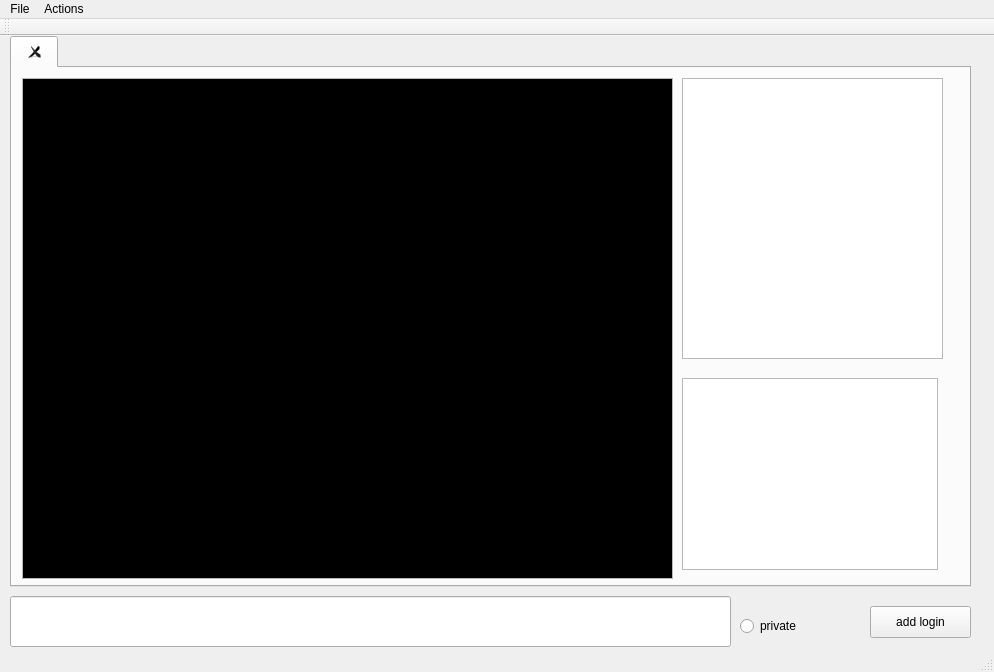
Above: mainwindow.ui from drgoebbels/sabot before the change. Below: the same form after it.
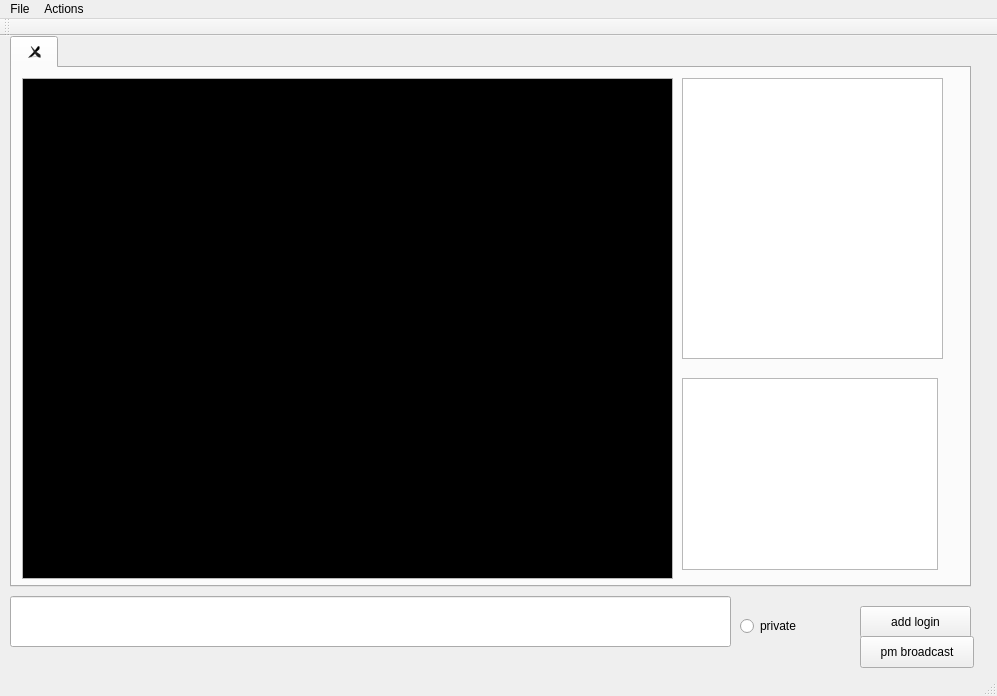
That is the form after the change.

Diff of the .ui file:
```diff
--- a/mainwindow.ui
+++ b/mainwindow.ui
@@ -6,8 +6,8 @@
    <rect>
     <x>0</x>
     <y>0</y>
-    <width>994</width>
-    <height>672</height>
+    <width>997</width>
+    <height>696</height>
    </rect>
   </property>
   <property name="windowTitle">
@@ -30,9 +30,9 @@
    <widget class="QPushButton" name="addLogin">
     <property name="geometry">
      <rect>
-      <x>870</x>
+      <x>860</x>
       <y>570</y>
-      <width>101</width>
+      <width>111</width>
       <height>32</height>
      </rect>
     </property>
@@ -269,13 +269,26 @@
      <string>private</string>
     </property>
    </widget>
+   <widget class="QPushButton" name="pmBroadcast">
+    <property name="geometry">
+     <rect>
+      <x>860</x>
+      <y>600</y>
+      <width>114</width>
+      <height>32</height>
+     </rect>
+    </property>
+    <property name="text">
+     <string>pm broadcast</string>
+    </property>
+   </widget>
   </widget>
   <widget class="QMenuBar" name="menuBar">
    <property name="geometry">
     <rect>
      <x>0</x>
      <y>0</y>
-     <width>994</width>
+     <width>997</width>
      <height>22</height>
     </rect>
    </property>
```
